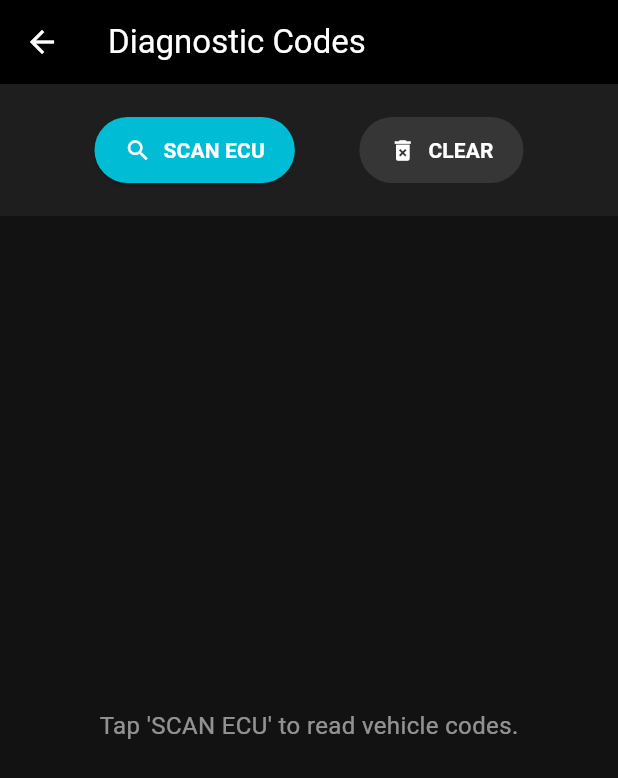
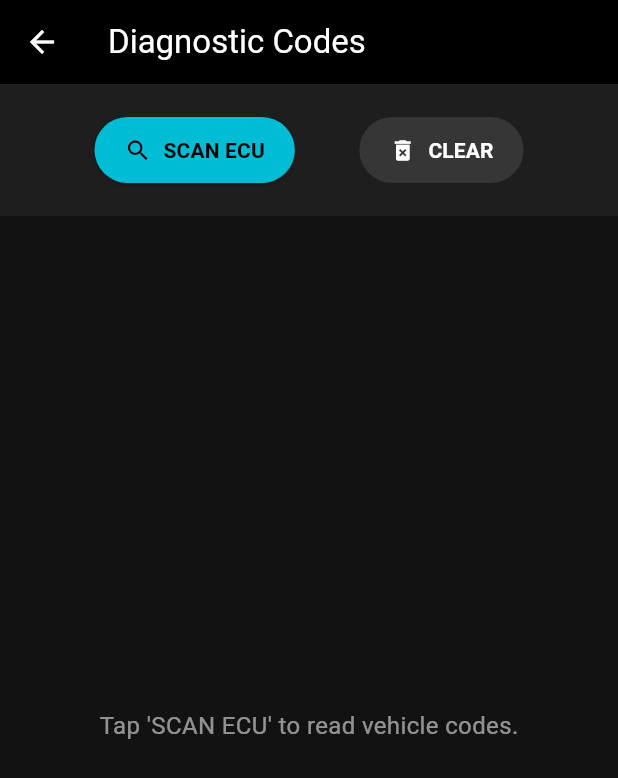
Before and after one commit to hasnainak7/DriveAI, a Flutter app: the DtcScreen screen opened directly with empty values, on a phone screen of 412 x 824 dp. Shown: the top 778 px of the screen. Run offline on Flutter 3.47's test engine with Material 3 defaults, Android fonts, the phone set to English and light mode, and no system bars; our stand-ins replace flutter_bluetooth_serial, permission_handler, sensors_plus, supabase_flutter, syncfusion_flutter_gauges; accounts and stored records are empty; network calls fail.

Commit message:
Chatbot added

```diff
--- a/lib/dtc_screen.dart
+++ b/lib/dtc_screen.dart
@@ -1,11 +1,13 @@
 import 'dart:async';
 import 'package:flutter/material.dart';
 import 'obd_service.dart';
+import 'ai_mechanic_screen.dart'; // <--- Import the new AI Chat screen
 
 class DtcScreen extends StatefulWidget {
   final OBDService obdService;
+  final Map<String, dynamic>? activeVehicle; // Allow null in case user didn't pick a car
 
-  const DtcScreen({super.key, required this.obdService});
+  const DtcScreen({super.key, required this.obdService, this.activeVehicle});
 
   @override
   State<DtcScreen> createState() => _DtcScreenState();
@@ -17,7 +19,7 @@ class _DtcScreenState extends State<DtcScreen> {
   bool _hasScanned = false;
   StreamSubscription? _obdSubscription;
 
-  // A basic dictionary to tell the user what the code actually means
+  // A basic dictionary for immediate on-screen reference
   final Map<String, String> _dtcDictionary = {
     'P0301': 'Cylinder 1 Misfire Detected',
     'P0420': 'Catalyst System Efficiency Below Threshold (Bank 1)',
@@ -56,12 +58,10 @@ class _DtcScreenState extends State<DtcScreen> {
       _isScanning = true;
       _hasScanned = false;
     });
-    // Send the Mode 03 command to the ECU
     await widget.obdService.requestDTCs();
   }
 
   void _clearCodes() async {
-    // Standard safety warning before clearing codes
     bool confirm = await showDialog(
       context: context,
       builder: (context) => AlertDialog(
@@ -77,7 +77,6 @@ class _DtcScreenState extends State<DtcScreen> {
 
     if (confirm) {
       setState(() => _isScanning = true);
-      // Send the Mode 04 command to the ECU
       await widget.obdService.clearDTCs();
     }
   }
@@ -108,8 +107,8 @@ class _DtcScreenState extends State<DtcScreen> {
               children: [
                 ElevatedButton.icon(
                   style: ElevatedButton.styleFrom(backgroundColor: Colors.cyan, padding: const EdgeInsets.symmetric(horizontal: 20, vertical: 12)),
-                  icon: _isScanning ? const SizedBox(width: 16, height: 16, child: CircularProgressIndicator(color: Colors.white, strokeWidth: 2)) : const Icon(Icons.search, color: Colors.white),
-                  label: const Text('SCAN ECU', style: TextStyle(color: Colors.white, fontWeight: FontWeight.bold)),
+                  icon: _isScanning ? const SizedBox(width: 16, height: 16, child: CircularProgressIndicator(color: Colors.black, strokeWidth: 2)) : const Icon(Icons.search, color: Colors.black),
+                  label: const Text('SCAN ECU', style: TextStyle(color: Colors.black, fontWeight: FontWeight.bold)),
                   onPressed: _isScanning ? null : _scanForCodes,
                 ),
                 ElevatedButton.icon(
@@ -138,7 +137,10 @@ class _DtcScreenState extends State<DtcScreen> {
                           ],
                         ),
                       )
-                    : ListView.builder(
+                    : Column(
+                        children: [
+                          Expanded(
+                            child: ListView.builder(
                               padding: const EdgeInsets.all(16),
                               itemCount: _troubleCodes.length,
                               itemBuilder: (context, index) {
@@ -146,7 +148,7 @@ class _DtcScreenState extends State<DtcScreen> {
                                 String description = _dtcDictionary[code] ?? "Unknown generic or manufacturer-specific code.";
 
                                 return Card(
-                            color: const Color(0xFF2A1215), // Slight red tint for errors
+                                  color: const Color(0xFF2A1215),
                                   shape: RoundedRectangleBorder(borderRadius: BorderRadius.circular(12), side: const BorderSide(color: Colors.redAccent, width: 1)),
                                   margin: const EdgeInsets.only(bottom: 12),
                                   child: ListTile(
@@ -158,6 +160,40 @@ class _DtcScreenState extends State<DtcScreen> {
                               },
                             ),
                           ),
+
+                          // ---> NEW: THE AI MECHANIC BUTTON <---
+                          Padding(
+                            padding: const EdgeInsets.all(16.0),
+                            child: SizedBox(
+                              width: double.infinity,
+                              child: ElevatedButton.icon(
+                                style: ElevatedButton.styleFrom(
+                                  backgroundColor: Colors.blueAccent,
+                                  padding: const EdgeInsets.symmetric(vertical: 16),
+                                  shape: RoundedRectangleBorder(borderRadius: BorderRadius.circular(12))
+                                ),
+                                icon: const Icon(Icons.smart_toy, color: Colors.white),
+                                label: const Text('ASK AI MECHANIC (URDU)', style: TextStyle(color: Colors.white, fontSize: 16, fontWeight: FontWeight.bold, letterSpacing: 1)),
+                                onPressed: () {
+                                  if (widget.activeVehicle == null) {
+                                    ScaffoldMessenger.of(context).showSnackBar(
+                                      const SnackBar(content: Text('Please select a vehicle in the Garage first!'), backgroundColor: Colors.red),
+                                    );
+                                    return;
+                                  }
+                                  Navigator.of(context).push(MaterialPageRoute(
+                                    builder: (context) => AiMechanicScreen(
+                                      activeVehicle: widget.activeVehicle!,
+                                      dtcCodes: _troubleCodes,
+                                    )
+                                  ));
+                                },
+                              ),
+                            ),
+                          )
+                        ],
+                      ),
+          ),
         ],
       ),
     );
--- a/pubspec.yaml
+++ b/pubspec.yaml
@@ -37,6 +37,7 @@ dependencies:
   tflite_flutter: ^0.10.4 # <--- ADD TENSORFLOW LITE
   syncfusion_flutter_gauges: ^21.1.35
   google_fonts: ^6.1.0
+  http: ^1.2.0
 
 
 
```
Also changed, not shown: lib/ai_mechanic_screen.dart (added, +368 -0 lines), lib/auth_screen.dart (+6 -1 lines), pubspec.lock, 1 other file. Lines whose indentation alone changed are shown as unchanged.
